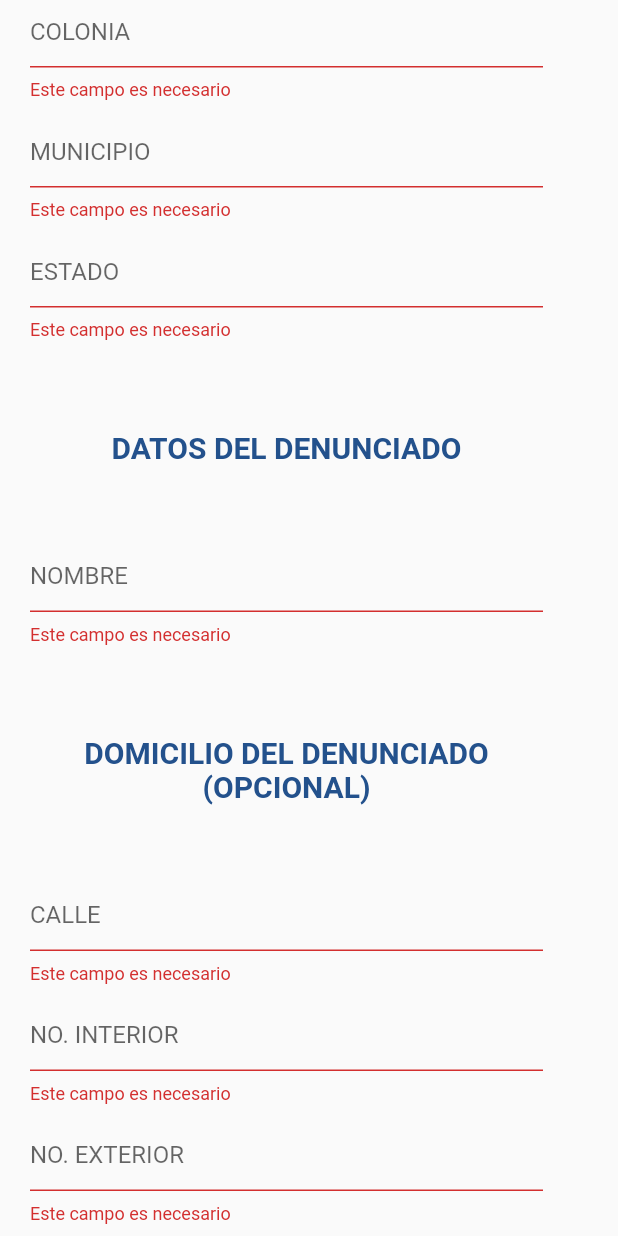
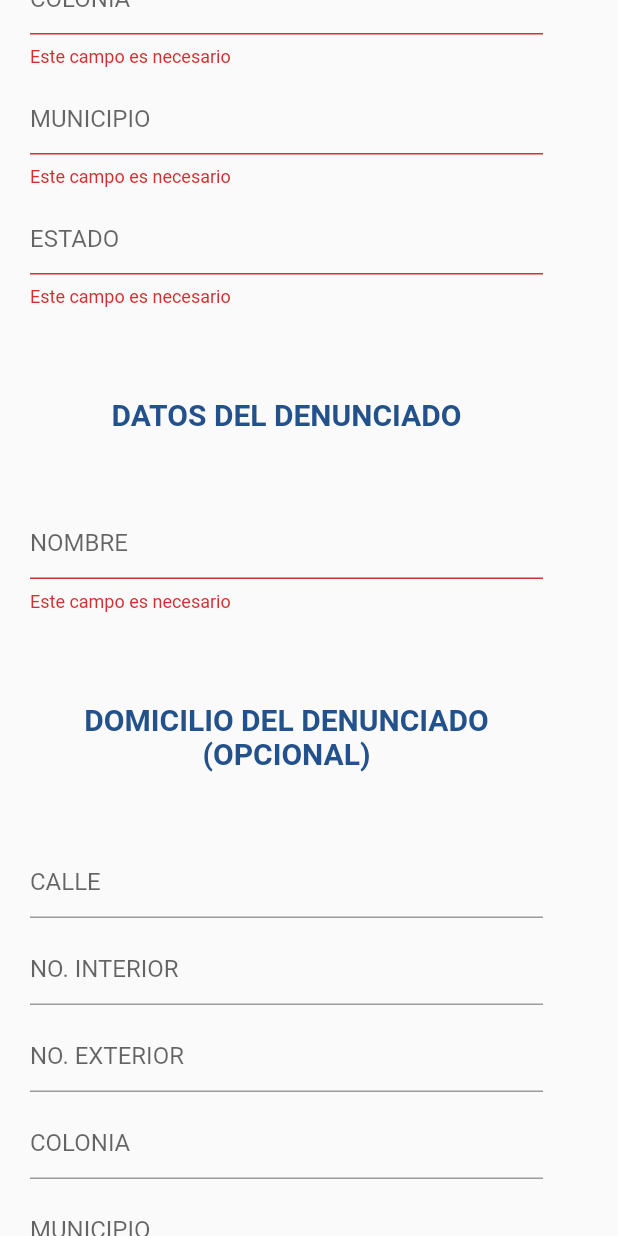
Before and after one commit to arhcoder/DenunciAGS, a Flutter app: the Denuncia3 screen opened directly, scrolled down 576 dp, after a tap on "CONTINUAR", on a phone screen of 412 x 824 dp. Run offline on Flutter 3.47's test engine with Material 2 defaults, Android fonts, the phone set to English and light mode, and no system bars.

Commit message:
ultimos cambios

```diff
--- a/Flutter/denunciasapp/lib/widgets/custom_textformfield1.dart
+++ b/Flutter/denunciasapp/lib/widgets/custom_textformfield1.dart
@@ -2,7 +2,9 @@ import 'package:flutter/material.dart';
 
 class CustomTextFormField1 extends StatelessWidget {
   final String hinttext;
+  final bool obligatory;
   const CustomTextFormField1({
+    required this.obligatory,
     required this.hinttext,
     Key? key,
   }) : super(key: key);
@@ -15,8 +17,10 @@ class CustomTextFormField1 extends StatelessWidget {
           decoration: new InputDecoration(hintText: hinttext),
           // passing the user entered text to validator
           validator: (value) {
-            if (value == null || value.isEmpty) {
-              return 'Este campo es necesario';
+            if (obligatory) {
+              if (value == null || value.isEmpty) {
+                return 'Este campo es necesario';
+              }
             }
             return null;
           },
--- a/Flutter/denunciasapp/lib/widgets/formulario_de_denunciante.dart
+++ b/Flutter/denunciasapp/lib/widgets/formulario_de_denunciante.dart
@@ -26,15 +26,15 @@ class FormularioDenuncianteState extends State<FormularioDenunciante> {
           SizedBox(
             height: 20,
           ),
-          CustomTextFormField1(hinttext: "CURP"),
-          CustomTextFormField1(hinttext: "NOMBRE"),
-          CustomTextFormField1(hinttext: "SEXO"),
-          CustomTextFormField1(hinttext: "CALLE"),
-          CustomTextFormField1(hinttext: "NO. INTERIOR"),
-          CustomTextFormField1(hinttext: "NO. EXTERIOR"),
-          CustomTextFormField1(hinttext: "COLONIA"),
-          CustomTextFormField1(hinttext: "MUNICIPIO"),
-          CustomTextFormField1(hinttext: "ESTADO"),
+          CustomTextFormField1(hinttext: "CURP", obligatory: true),
+          CustomTextFormField1(hinttext: "NOMBRE", obligatory: true),
+          CustomTextFormField1(hinttext: "SEXO", obligatory: true),
+          CustomTextFormField1(hinttext: "CALLE", obligatory: true),
+          CustomTextFormField1(hinttext: "NO. INTERIOR", obligatory: true),
+          CustomTextFormField1(hinttext: "NO. EXTERIOR", obligatory: false),
+          CustomTextFormField1(hinttext: "COLONIA", obligatory: true),
+          CustomTextFormField1(hinttext: "MUNICIPIO", obligatory: true),
+          CustomTextFormField1(hinttext: "ESTADO", obligatory: true),
           SizedBox(
             height: 50,
           ),
@@ -42,7 +42,7 @@ class FormularioDenuncianteState extends State<FormularioDenunciante> {
           SizedBox(
             height: 50,
           ),
-          CustomTextFormField1(hinttext: "NOMBRE"),
+          CustomTextFormField1(hinttext: "NOMBRE", obligatory: true),
           SizedBox(
             height: 50,
           ),
@@ -50,12 +50,12 @@ class FormularioDenuncianteState extends State<FormularioDenunciante> {
           SizedBox(
             height: 50,
           ),
-          CustomTextFormField1(hinttext: "CALLE"),
-          CustomTextFormField1(hinttext: "NO. INTERIOR"),
-          CustomTextFormField1(hinttext: "NO. EXTERIOR"),
-          CustomTextFormField1(hinttext: "COLONIA"),
-          CustomTextFormField1(hinttext: "MUNICIPIO"),
-          CustomTextFormField1(hinttext: "ESTADO"),
+          CustomTextFormField1(hinttext: "CALLE", obligatory: false),
+          CustomTextFormField1(hinttext: "NO. INTERIOR", obligatory: false),
+          CustomTextFormField1(hinttext: "NO. EXTERIOR", obligatory: false),
+          CustomTextFormField1(hinttext: "COLONIA", obligatory: false),
+          CustomTextFormField1(hinttext: "MUNICIPIO", obligatory: false),
+          CustomTextFormField1(hinttext: "ESTADO", obligatory: false),
           SizedBox(
             height: 50,
           ),
```
